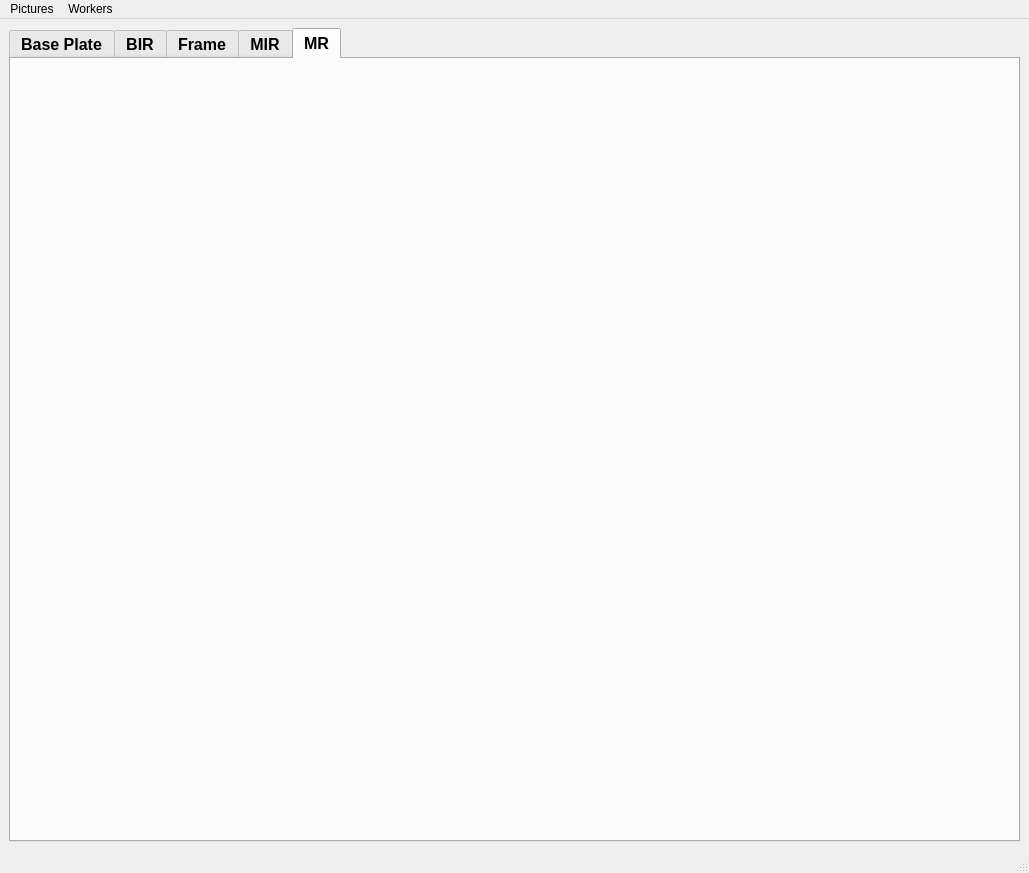
bamesserly/mu2e-tracker-factory, file guis/panel/partsprep/partsPrepUI.ui: the form before one commit.
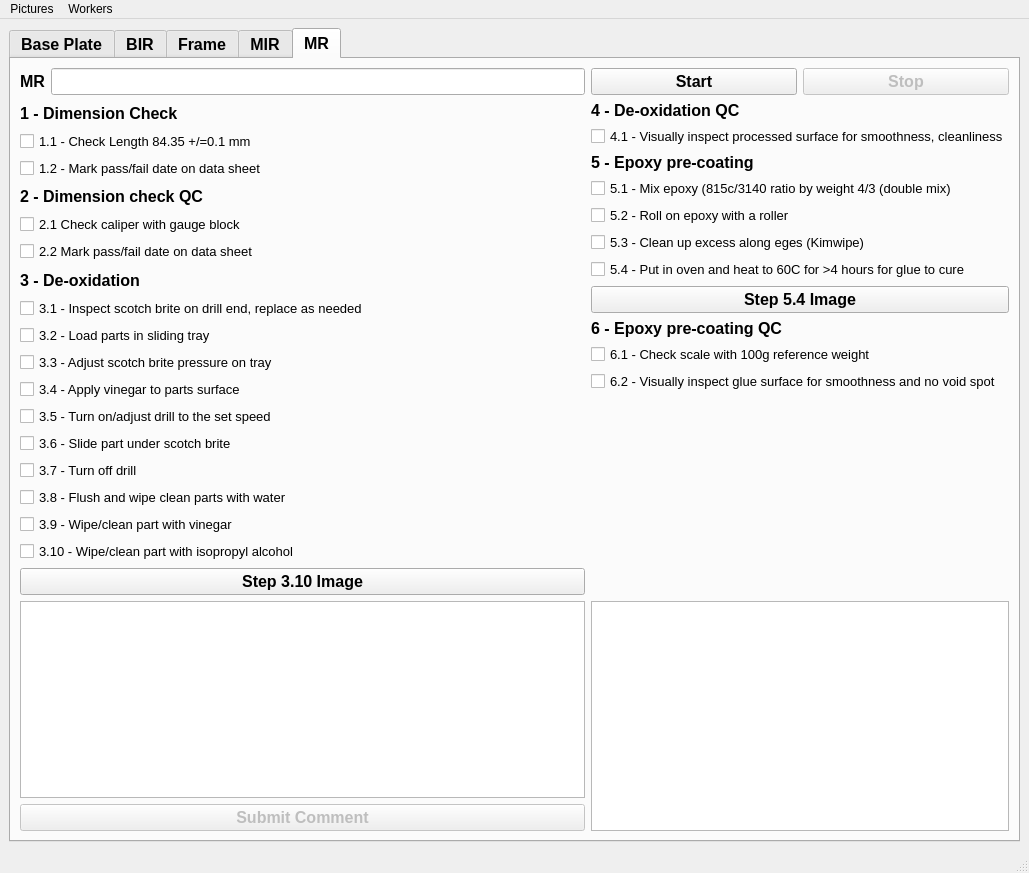
The form after the commit. The open tabs and pages were chosen to show the change.

Commit message: All the parts are done! - each part type is ready to use - front and back end are done

```diff
--- a/guis/panel/partsprep/partsPrepUI.ui
+++ b/guis/panel/partsprep/partsPrepUI.ui
@@ -2340,6 +2340,480 @@
        <attribute name="title">
         <string>MR</string>
        </attribute>
+       <layout class="QGridLayout" name="gridLayout_22">
+        <item row="0" column="0">
+         <layout class="QHBoxLayout" name="horizontalLayout_12">
+          <item>
+           <widget class="QLabel" name="label_53">
+            <property name="text">
+             <string>MR</string>
+            </property>
+           </widget>
+          </item>
+          <item>
+           <widget class="QLineEdit" name="mrLE"/>
+          </item>
+         </layout>
+        </item>
+        <item row="1" column="0" rowspan="2">
+         <layout class="QVBoxLayout" name="verticalLayout_14">
+          <item>
+           <widget class="QLabel" name="label_54">
+            <property name="enabled">
+             <bool>true</bool>
+            </property>
+            <property name="font">
+             <font>
+              <pointsize>12</pointsize>
+              <weight>75</weight>
+              <bold>true</bold>
+             </font>
+            </property>
+            <property name="text">
+             <string>1 - Dimension Check</string>
+            </property>
+           </widget>
+          </item>
+          <item>
+           <widget class="QCheckBox" name="mr1_1">
+            <property name="font">
+             <font>
+              <pointsize>10</pointsize>
+              <weight>50</weight>
+              <bold>false</bold>
+             </font>
+            </property>
+            <property name="text">
+             <string>1.1 - Check Length 84.35 +/=0.1 mm</string>
+            </property>
+           </widget>
+          </item>
+          <item>
+           <widget class="QCheckBox" name="mr1_2">
+            <property name="font">
+             <font>
+              <pointsize>10</pointsize>
+              <weight>50</weight>
+              <bold>false</bold>
+             </font>
+            </property>
+            <property name="text">
+             <string>1.2 - Mark pass/fail date on data sheet</string>
+            </property>
+           </widget>
+          </item>
+          <item>
+           <widget class="QLabel" name="label_55">
+            <property name="enabled">
+             <bool>true</bool>
+            </property>
+            <property name="font">
+             <font>
+              <pointsize>12</pointsize>
+              <weight>75</weight>
+              <bold>true</bold>
+             </font>
+            </property>
+            <property name="text">
+             <string>2 - Dimension check QC</string>
+            </property>
+           </widget>
+          </item>
+          <item>
+           <widget class="QCheckBox" name="mr2_1">
+            <property name="font">
+             <font>
+              <pointsize>10</pointsize>
+              <weight>50</weight>
+              <bold>false</bold>
+             </font>
+            </property>
+            <property name="text">
+             <string>2.1 Check caliper with gauge block</string>
+            </property>
+           </widget>
+          </item>
+          <item>
+           <widget class="QCheckBox" name="mr2_2">
+            <property name="font">
+             <font>
+              <pointsize>10</pointsize>
+              <weight>50</weight>
+              <bold>false</bold>
+             </font>
+            </property>
+            <property name="text">
+             <string>2.2 Mark pass/fail date on data sheet</string>
+            </property>
+           </widget>
+          </item>
+          <item>
+           <widget class="QLabel" name="label_56">
+            <property name="enabled">
+             <bool>true</bool>
+            </property>
+            <property name="font">
+             <font>
+              <pointsize>12</pointsize>
+              <weight>75</weight>
+              <bold>true</bold>
+             </font>
+            </property>
+            <property name="text">
+             <string>3 - De-oxidation</string>
+            </property>
+           </widget>
+          </item>
+          <item>
+           <widget class="QCheckBox" name="mr3_1">
+            <property name="font">
+             <font>
+              <pointsize>10</pointsize>
+              <weight>50</weight>
+              <bold>false</bold>
+             </font>
+            </property>
+            <property name="text">
+             <string>3.1 - Inspect scotch brite on drill end, replace as needed</string>
+            </property>
+           </widget>
+          </item>
+          <item>
+           <widget class="QCheckBox" name="mr3_2">
+            <property name="font">
+             <font>
+              <pointsize>10</pointsize>
+              <weight>50</weight>
+              <bold>false</bold>
+             </font>
+            </property>
+            <property name="text">
+             <string>3.2 - Load parts in sliding tray</string>
+            </property>
+           </widget>
+          </item>
+          <item>
+           <widget class="QCheckBox" name="mr3_3">
+            <property name="font">
+             <font>
+              <pointsize>10</pointsize>
+              <weight>50</weight>
+              <bold>false</bold>
+             </font>
+            </property>
+            <property name="text">
+             <string>3.3 - Adjust scotch brite pressure on tray</string>
+            </property>
+           </widget>
+          </item>
+          <item>
+           <widget class="QCheckBox" name="mr3_4">
+            <property name="font">
+             <font>
+              <pointsize>10</pointsize>
+              <weight>50</weight>
+              <bold>false</bold>
+             </font>
+            </property>
+            <property name="text">
+             <string>3.4 - Apply vinegar to parts surface</string>
+            </property>
+           </widget>
+          </item>
+          <item>
+           <widget class="QCheckBox" name="mr3_5">
+            <property name="font">
+             <font>
+              <pointsize>10</pointsize>
+              <weight>50</weight>
+              <bold>false</bold>
+             </font>
+            </property>
+            <property name="text">
+             <string>3.5 - Turn on/adjust drill to the set speed</string>
+            </property>
+           </widget>
+          </item>
+          <item>
+           <widget class="QCheckBox" name="mr3_6">
+            <property name="font">
+             <font>
+              <pointsize>10</pointsize>
+              <weight>50</weight>
+              <bold>false</bold>
+             </font>
+            </property>
+            <property name="text">
+             <string>3.6 - Slide part under scotch brite</string>
+            </property>
+           </widget>
+          </item>
+          <item>
+           <widget class="QCheckBox" name="mr3_7">
+            <property name="font">
+             <font>
+              <pointsize>10</pointsize>
+              <weight>50</weight>
+              <bold>false</bold>
+             </font>
+            </property>
+            <property name="text">
+             <string>3.7 - Turn off drill</string>
+            </property>
+           </widget>
+          </item>
+          <item>
+           <widget class="QCheckBox" name="mr3_8">
+            <property name="font">
+             <font>
+              <pointsize>10</pointsize>
+              <weight>50</weight>
+              <bold>false</bold>
+             </font>
+            </property>
+            <property name="text">
+             <string>3.8 - Flush and wipe clean parts with water</string>
+            </property>
+           </widget>
+          </item>
+          <item>
+           <widget class="QCheckBox" name="mr3_9">
+            <property name="font">
+             <font>
+              <pointsize>10</pointsize>
+              <weight>50</weight>
+              <bold>false</bold>
+             </font>
+            </property>
+            <property name="text">
+             <string>3.9 - Wipe/clean part with vinegar</string>
+            </property>
+           </widget>
+          </item>
+          <item>
+           <widget class="QCheckBox" name="mr3_10">
+            <property name="font">
+             <font>
+              <pointsize>10</pointsize>
+              <weight>50</weight>
+              <bold>false</bold>
+             </font>
+            </property>
+            <property name="text">
+             <string>3.10 - Wipe/clean part with isopropyl alcohol</string>
+            </property>
+           </widget>
+          </item>
+          <item>
+           <widget class="QPushButton" name="mrImage3_10">
+            <property name="text">
+             <string>Step 3.10 Image</string>
+            </property>
+           </widget>
+          </item>
+         </layout>
+        </item>
+        <item row="1" column="1" colspan="2">
+         <layout class="QVBoxLayout" name="verticalLayout_13">
+          <item>
+           <widget class="QLabel" name="label_57">
+            <property name="enabled">
+             <bool>true</bool>
+            </property>
+            <property name="font">
+             <font>
+              <pointsize>12</pointsize>
+              <weight>75</weight>
+              <bold>true</bold>
+             </font>
+            </property>
+            <property name="text">
+             <string>4 - De-oxidation QC</string>
+            </property>
+           </widget>
+          </item>
+          <item>
+           <widget class="QCheckBox" name="mr4_1">
+            <property name="font">
+             <font>
+              <pointsize>10</pointsize>
+              <weight>50</weight>
+              <bold>false</bold>
+             </font>
+            </property>
+            <property name="text">
+             <string>4.1 - Visually inspect processed surface for smoothness, cleanliness</string>
+            </property>
+           </widget>
+          </item>
+          <item>
+           <widget class="QLabel" name="label_58">
+            <property name="text">
+             <string>5 - Epoxy pre-coating</string>
+            </property>
+           </widget>
+          </item>
+          <item>
+           <widget class="QCheckBox" name="mr5_1">
+            <property name="font">
+             <font>
+              <pointsize>10</pointsize>
+              <weight>50</weight>
+              <bold>false</bold>
+             </font>
+            </property>
+            <property name="text">
+             <string>5.1 - Mix epoxy (815c/3140 ratio by weight 4/3 (double mix)</string>
+            </property>
+           </widget>
+          </item>
+          <item>
+           <widget class="QCheckBox" name="mr5_2">
+            <property name="font">
+             <font>
+              <pointsize>10</pointsize>
+              <weight>50</weight>
+              <bold>false</bold>
+             </font>
+            </property>
+            <property name="text">
+             <string>5.2 - Roll on epoxy with a roller</string>
+            </property>
+           </widget>
+          </item>
+          <item>
+           <widget class="QCheckBox" name="mr5_3">
+            <property name="font">
+             <font>
+              <pointsize>10</pointsize>
+              <weight>50</weight>
+              <bold>false</bold>
+             </font>
+            </property>
+            <property name="text">
+             <string>5.3 - Clean up excess along eges (Kimwipe)</string>
+            </property>
+           </widget>
+          </item>
+          <item>
+           <widget class="QCheckBox" name="mr5_4">
+            <property name="font">
+             <font>
+              <pointsize>10</pointsize>
+              <weight>50</weight>
+              <bold>false</bold>
+             </font>
+            </property>
+            <property name="text">
+             <string>5.4 - Put in oven and heat to 60C for &gt;4 hours for glue to cure</string>
+            </property>
+           </widget>
+          </item>
+          <item>
+           <widget class="QPushButton" name="mrImage5_4">
+            <property name="text">
+             <string>Step 5.4 Image</string>
+            </property>
+           </widget>
+          </item>
+          <item>
+           <widget class="QLabel" name="label_59">
+            <property name="text">
+             <string>6 - Epoxy pre-coating QC</string>
+            </property>
+           </widget>
+          </item>
+          <item>
+           <widget class="QCheckBox" name="mr6_1">
+            <property name="font">
+             <font>
+              <pointsize>10</pointsize>
+              <weight>50</weight>
+              <bold>false</bold>
+             </font>
+            </property>
+            <property name="text">
+             <string>6.1 - Check scale with 100g reference weight</string>
+            </property>
+           </widget>
+          </item>
+          <item>
+           <widget class="QCheckBox" name="mr6_2">
+            <property name="font">
+             <font>
+              <pointsize>10</pointsize>
+              <weight>50</weight>
+              <bold>false</bold>
+             </font>
+            </property>
+            <property name="text">
+             <string>6.2 - Visually inspect glue surface for smoothness and no void spot</string>
+            </property>
+           </widget>
+          </item>
+         </layout>
+        </item>
+        <item row="3" column="0">
+         <widget class="QTextEdit" name="mrComEntryTE"/>
+        </item>
+        <item row="3" column="1" rowspan="2" colspan="2">
+         <widget class="QTextEdit" name="mrComDisplayTE">
+          <property name="minimumSize">
+           <size>
+            <width>0</width>
+            <height>75</height>
+           </size>
+          </property>
+          <property name="readOnly">
+           <bool>true</bool>
+          </property>
+         </widget>
+        </item>
+        <item row="4" column="0">
+         <widget class="QPushButton" name="mrComEntryPB">
+          <property name="enabled">
+           <bool>false</bool>
+          </property>
+          <property name="text">
+           <string>Submit Comment</string>
+          </property>
+         </widget>
+        </item>
+        <item row="0" column="1" colspan="2">
+         <layout class="QHBoxLayout" name="horizontalLayout_11">
+          <item>
+           <widget class="QPushButton" name="mrStartPB">
+            <property name="text">
+             <string>Start</string>
+            </property>
+           </widget>
+          </item>
+          <item>
+           <widget class="QPushButton" name="mrStopPB">
+            <property name="enabled">
+             <bool>false</bool>
+            </property>
+            <property name="text">
+             <string>Stop</string>
+            </property>
+           </widget>
+          </item>
+         </layout>
+        </item>
+        <item row="2" column="1">
+         <spacer name="verticalSpacer_5">
+          <property name="orientation">
+           <enum>Qt::Vertical</enum>
+          </property>
+          <property name="sizeHint" stdset="0">
+           <size>
+            <width>20</width>
+            <height>173</height>
+           </size>
+          </property>
+         </spacer>
+        </item>
+       </layout>
       </widget>
      </widget>
     </item>
```
Left out of the diff: 29 changed lines with no effect on the pictures. The commit also changes 2 other files.
